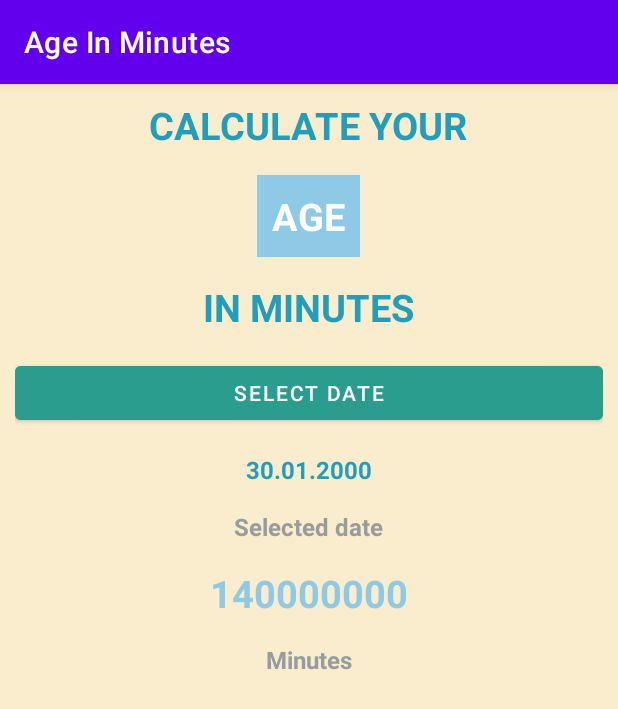
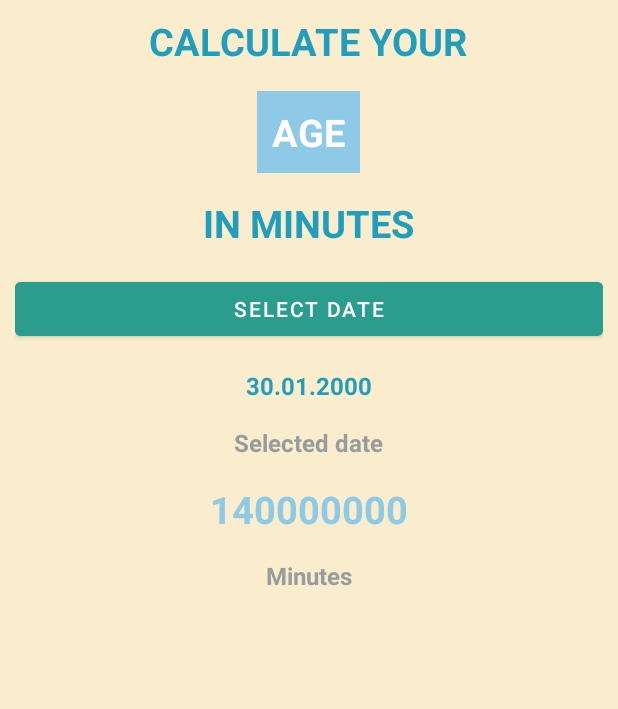
Before and after one commit to sk1ter/age-in-minutes-app, an Android app: the screen it shows after launch (MainActivity), on a phone screen of 412 x 824 dp. Shown: the top 709 px of the screen. Run offline under Robolectric (Android 15) with nearby library versions, the phone set to English and light mode, and no system bars.

Commit message:
added readme, removed action bar

```diff
--- a/app/src/main/res/values/themes.xml
+++ b/app/src/main/res/values/themes.xml
@@ -1,6 +1,6 @@
 <resources xmlns:tools="http://schemas.android.com/tools">
     <!-- Base application theme. -->
-    <style name="Theme.AgeInMinutes" parent="Theme.MaterialComponents.DayNight.DarkActionBar">
+    <style name="Theme.AgeInMinutes" parent="Theme.MaterialComponents.DayNight.NoActionBar">
         <!-- Primary brand color. -->
         <item name="colorPrimary">@color/purple_500</item>
         <item name="colorPrimaryVariant">@color/purple_700</item>
```
Also changed, not shown: 2 other files.
